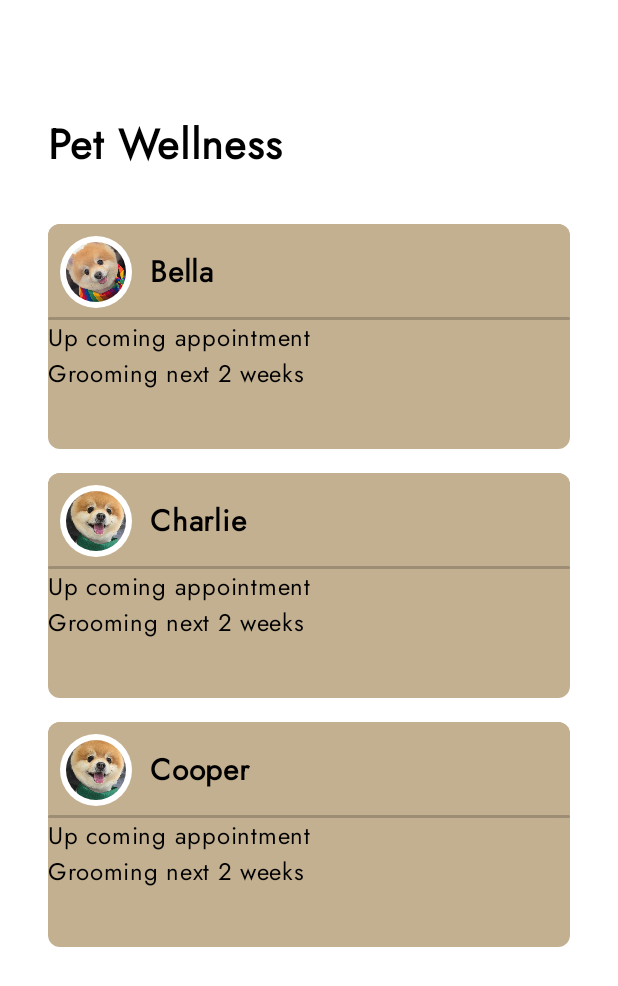
After one commit to Baicha-S/Mobile-Computing-CP3406, an Android app built with Jetpack Compose: the composable AppNavigation shown on its own in the app's theme, on a phone screen of 412 x 824 dp. The commit adds this screen. Shown: the top 986 px of the screen. Run offline under Robolectric (Android 15) with nearby library versions, the phone set to English and light mode, and no system bars; our stand-ins replace livedata-compose.

```diff
--- /dev/null
+++ b/app/src/main/java/com/example/assignment1/navigation/AppNavigation.kt
@@ -0,0 +1,38 @@
+package com.example.assignment1.navigation
+
+import android.os.Build
+import androidx.annotation.RequiresApi
+import androidx.compose.foundation.layout.PaddingValues
+import androidx.compose.foundation.layout.fillMaxSize
+import androidx.compose.foundation.layout.padding
+import androidx.compose.runtime.Composable
+import androidx.compose.ui.Modifier
+import androidx.navigation.NavHostController
+import androidx.navigation.compose.NavHost
+import androidx.navigation.compose.composable
+import com.example.assignment1.view.AddAppointmentPage
+import com.example.assignment1.view.AddPetProfilePage
+import com.example.assignment1.view.AppointmentPage
+import com.example.assignment1.view.ExercisePage
+import com.example.assignment1.view.GuidelinePage
+import com.example.assignment1.view.HomePage
+import com.example.assignment1.view.PetDetailsPage
+import com.example.assignment1.view.PetList
+
+@RequiresApi(Build.VERSION_CODES.O)
+@Composable
+fun AppNavigation(navController: NavHostController, innerPadding: PaddingValues) {
+    NavHost(navController = navController, startDestination = Screens.HomeScreen.route) {
+        composable(Screens.HomeScreen.route) { HomePage(navController) }
+        composable(Screens.AppointmentScreen.route) { AppointmentPage(navController) }
+        composable(Screens.AddAppointmentScreen.route) { AddAppointmentPage(navController) }
+        composable(Screens.AddPetScreen.route) { AddPetProfilePage(Modifier.padding(innerPadding), navController) }
+        composable(Screens.ExerciseScreen.route) { ExercisePage(Modifier.padding(innerPadding)) }
+        composable(Screens.GuidelineScreen.route) { GuidelinePage(Modifier.padding(innerPadding)) }
+        composable(Screens.PetDetailsScreen.route) { backStackEntry ->
+            val petId = backStackEntry.arguments?.getString("petId")?.toIntOrNull() ?: 0
+            PetDetailsPage(petId = petId, navController)
+        }
+        composable(Screens.PetListScreen.route) { PetList(Modifier.fillMaxSize()) }
+    }
+}
--- a/app/src/main/java/com/example/assignment1/ui/theme/Color.kt
+++ b/app/src/main/java/com/example/assignment1/ui/theme/Color.kt
@@ -9,3 +9,4 @@ val Pink80 = Color(0xFFEFB8C8)
 val Purple40 = Color(0xFF6650a4)
 val PurpleGrey40 = Color(0xFF625b71)
 val Pink40 = Color(0xFF7D5260)
+val BoxColor = Color(0xFFC3B091)
--- a/app/src/main/java/com/example/assignment1/view/HomePage.kt
+++ b/app/src/main/java/com/example/assignment1/view/HomePage.kt
@@ -30,6 +30,7 @@ import androidx.compose.ui.geometry.CornerRadius
 import androidx.compose.ui.geometry.Offset
 import androidx.compose.ui.geometry.Size
 import androidx.compose.ui.graphics.Color
+import androidx.compose.ui.input.pointer.motionEventSpy
 import androidx.compose.ui.layout.ContentScale
 import androidx.compose.ui.res.painterResource
 import androidx.compose.ui.text.font.FontWeight
@@ -40,20 +41,38 @@ import androidx.navigation.NavHostController
 import com.example.assignment1.viewModel.HomeViewModel
 import androidx.lifecycle.viewmodel.compose.viewModel
 import com.example.assignment1.data.Pet
+import com.example.assignment1.ui.theme.BoxColor
+
+
 
 
 @Composable
-fun HomePage(modifier: Modifier, navController: NavHostController, viewModel: HomeViewModel = viewModel()) {
+fun HomePage(navController: NavHostController, viewModel: HomeViewModel = viewModel()) {
     val pets by viewModel.pets.observeAsState(emptyList()) // Get pets from ViewModel
 
-    LazyColumn(
+    Column(
         modifier = Modifier
             .fillMaxSize()
-            .padding(vertical = 60.dp, horizontal = 16.dp),
-        verticalArrangement = Arrangement.spacedBy(16.dp)
+            .padding(horizontal = 16.dp, vertical = 60.dp)
     ) {
-        items(pets) { pet ->
-            PetProfileBox(pet, navController)
+        //Welcome text
+        Text(
+            text = "Pet Wellness",
+            fontSize = 28.sp,
+            fontWeight = FontWeight.Bold,
+            color = Color.Black,
+            modifier = Modifier.padding(16.dp)
+        )
+        // Pet Profile Box
+        LazyColumn(
+            modifier = Modifier
+                .fillMaxSize()
+                .padding(vertical = 16.dp, horizontal = 16.dp),
+            verticalArrangement = Arrangement.spacedBy(16.dp)
+        ) {
+            items(pets) { pet ->
+                PetProfileBox(pet, navController)
+            }
         }
     }
 }
@@ -62,7 +81,7 @@ fun HomePage(modifier: Modifier, navController: NavHostController, viewModel: Ho
 fun PetProfileBox(pet: Pet, navController: NavController) {
     Box(
         modifier = Modifier
-            .background(color = Color(0xFFC3B091), shape = RoundedCornerShape(8.dp))
+            .background(color = BoxColor, shape = RoundedCornerShape(8.dp))
             .fillMaxWidth()
             .height(150.dp)
             .clickable {
@@ -77,7 +96,7 @@ fun PetProfileBox(pet: Pet, navController: NavController) {
                 verticalAlignment = Alignment.CenterVertically,
                 modifier = Modifier
                     .fillMaxWidth()
-                    .background(Color(0xFFC3B091), shape = RoundedCornerShape(8.dp))
+                    .background(color = BoxColor, shape = RoundedCornerShape(8.dp))
                     .drawBehind {
                         drawRoundRect(
                             color = Color.Black.copy(alpha = 0.2f),
@@ -108,7 +127,7 @@ fun PetProfileBox(pet: Pet, navController: NavController) {
                 Spacer(modifier = Modifier.width(12.dp))
 
                 Text(
-                    text = pet.name, // Correct usage: pet.name
+                    text = pet.name,
                     fontSize = 20.sp,
                     fontWeight = FontWeight.Bold,
                     color = Color.Black
```
Also changed, not shown: app/src/main/java/com/example/assignment1/navigation/Screens.kt (added, +12 -0 lines), app/src/main/java/com/example/assignment1/ui/theme/Type.kt (+8 -3 lines), app/src/main/java/com/example/assignment1/view/MainActivity.kt (+9 -22 lines), app/src/main/AndroidManifest.xml (line endings or trailing spaces), app/src/main/res/font/jost_variablefont_wght.ttf (added), app/src/main/res/font/lora_variablefont_wght.ttf (added).
